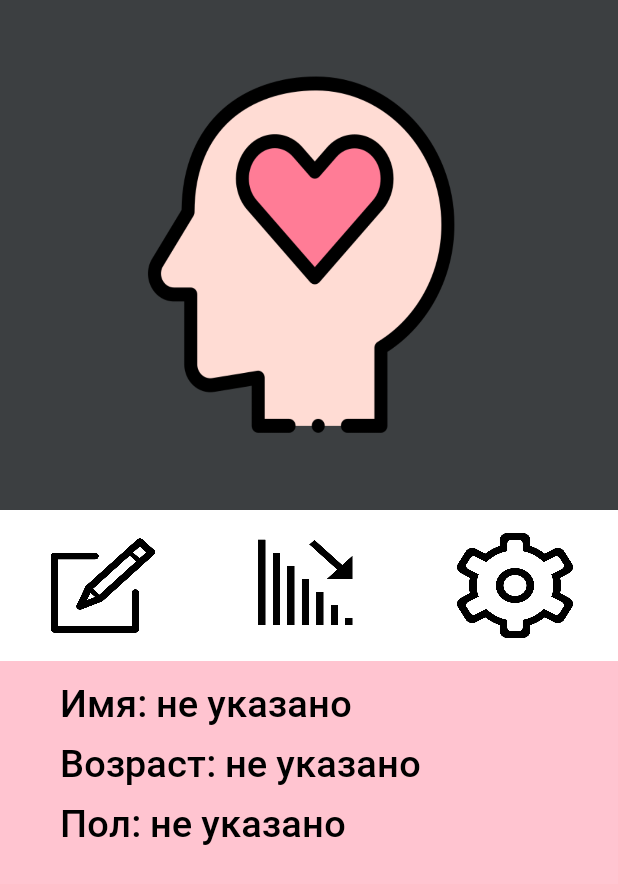
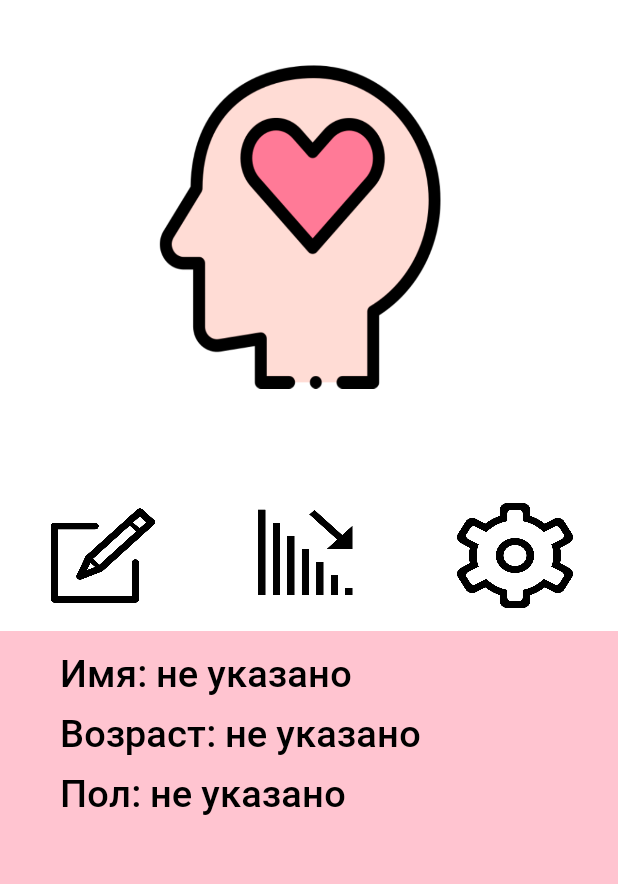
Before and after one commit to mbnexttime/health_app, an Android app: the fragment ProfileFragment shown on its own in the app's theme, on a phone screen of 412 x 824 dp. Shown: the top 884 px of the screen. Run offline under Robolectric (Android 15) with nearby library versions, the phone set to English and light mode, and no system bars; our stand-ins replace Dagger/Hilt's generated code.

Commit message:
Fix profile disign

```diff
--- a/app/src/main/java/com/example/psyhealthapp/profile/ProfileFragment.kt
+++ b/app/src/main/java/com/example/psyhealthapp/profile/ProfileFragment.kt
@@ -16,6 +16,7 @@ import androidx.activity.result.contract.ActivityResultContracts
 import androidx.core.text.set
 import androidx.core.text.toSpannable
 import androidx.fragment.app.Fragment
+import androidx.navigation.Navigation.findNavController
 import com.example.psyhealthapp.R
 import com.example.psyhealthapp.core.UserDataHolder
 import com.example.psyhealthapp.core.UserDataType
@@ -119,7 +120,7 @@ class ProfileFragment : Fragment(R.layout.profile_fragment) {
 
             }
             btnSettings -> {
-
+                //findNavController().navigate(R.id.action_profileFragment_to_statisticFragment)
             }
         }
     }
--- a/app/src/main/res/layout/profile_fragment.xml
+++ b/app/src/main/res/layout/profile_fragment.xml
@@ -15,7 +15,7 @@
         <ImageView
             android:id="@+id/imageProfile"
             android:layout_width="match_parent"
-            android:layout_height="340dp"
+            android:layout_height="320dp"
             android:scaleType="centerCrop"
             android:background="@drawable/icon_profile_default"
             android:layout_gravity="center">
```
Also changed, not shown: app/src/main/res/drawable/icon_profile_default.png.
